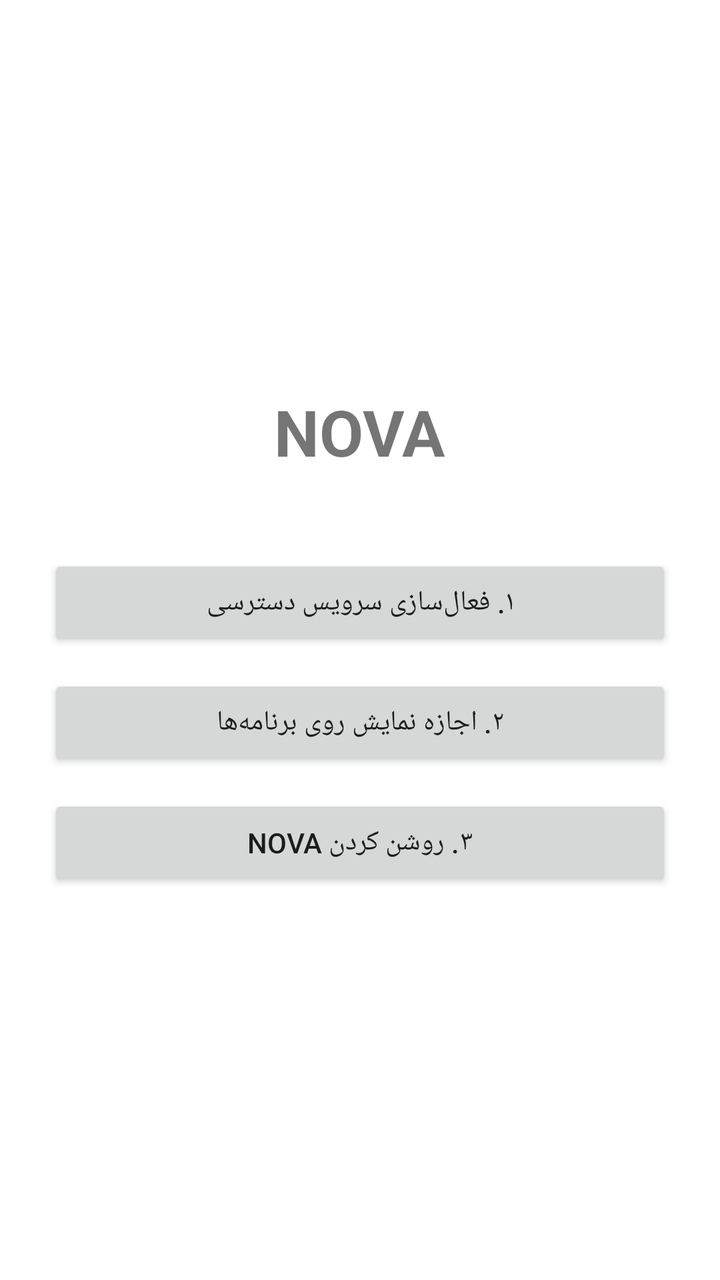
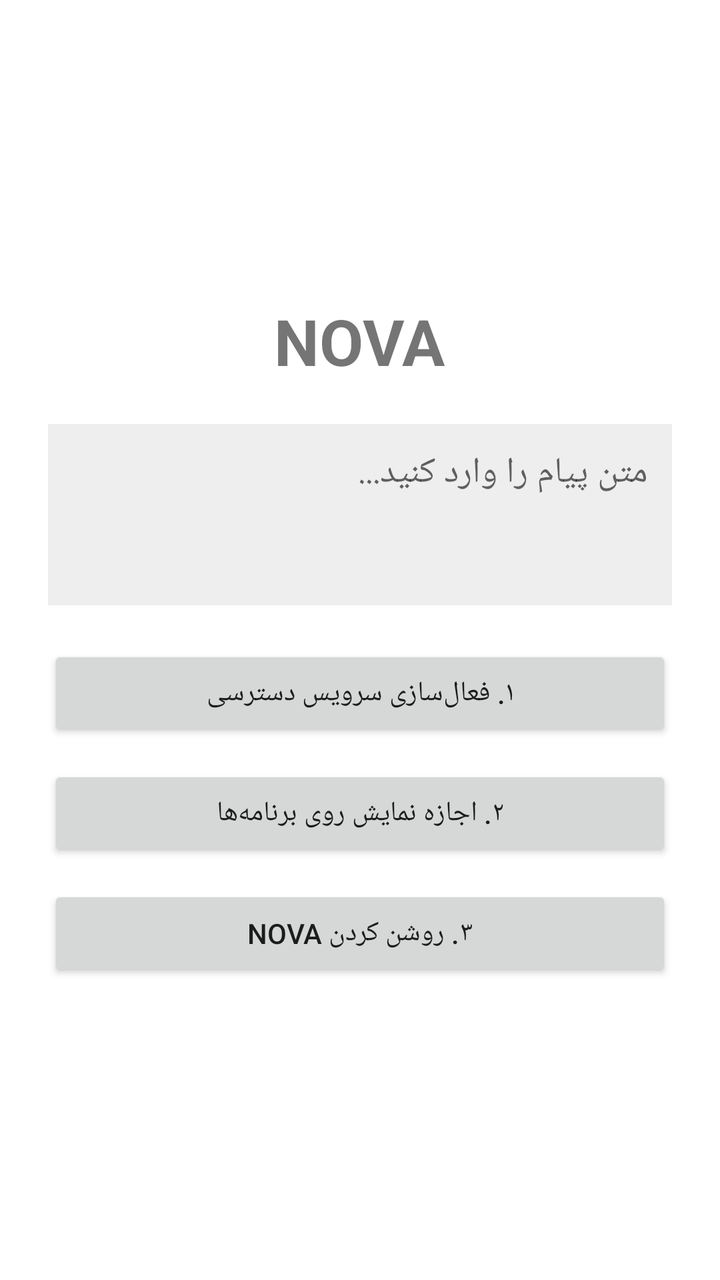

An Android layout rendered at two revisions. The XML below is the earlier revision; the diff shows what the commit changed to produce the second picture.
<!-- AndroidManifest.xml: application theme Theme.NOVA -->
<!-- res/layout/activity_main.xml -->
<?xml version="1.0" encoding="utf-8"?>
<LinearLayout xmlns:android="http://schemas.android.com/apk/res/android"
    android:layout_width="match_parent"
    android:layout_height="match_parent"
    android:orientation="vertical"
    android:gravity="center"
    android:padding="24dp">

    <TextView
        android:layout_width="wrap_content"
        android:layout_height="wrap_content"
        android:text="NOVA"
        android:textSize="32sp"
        android:textStyle="bold"
        android:layout_marginBottom="40dp" />

    <Button
        android:id="@+id/btnAccessibility"
        android:layout_width="match_parent"
        android:layout_height="wrap_content"
        android:text="۱. فعال‌سازی سرویس دسترسی" />

    <Button
        android:id="@+id/btnOverlay"
        android:layout_width="match_parent"
        android:layout_height="wrap_content"
        android:text="۲. اجازه نمایش روی برنامه‌ها"
        android:layout_marginTop="12dp" />

    <Button
        android:id="@+id/btnStart"
        android:layout_width="match_parent"
        android:layout_height="wrap_content"
        android:text="۳. روشن کردن NOVA"
        android:layout_marginTop="12dp" />

</LinearLayout>
<!-- resources referenced by this layout -->
<resources>
  <style name="Theme.NOVA" parent="Theme.MaterialComponents.DayNight.NoActionBar">
          <item name="colorPrimary">#6200EE</item>
          <item name="colorPrimaryVariant">#3700B3</item>
          <item name="colorOnPrimary">#FFFFFF</item>
      </style>
</resources>

<!-- the commit's change to res/layout/activity_main.xml (unified diff, before → after) -->
@@ -12,7 +12,19 @@
         android:text="NOVA"
         android:textSize="32sp"
         android:textStyle="bold"
-        android:layout_marginBottom="40dp" />
+        android:layout_marginBottom="20dp" />
+
+    <EditText
+        android:id="@+id/etMessage"
+        android:layout_width="match_parent"
+        android:layout_height="wrap_content"
+        android:hint="متن پیام را وارد کنید..."
+        android:minLines="3"
+        android:gravity="top|start"
+        android:inputType="textMultiLine"
+        android:background="#EEEEEE"
+        android:padding="12dp"
+        android:layout_marginBottom="20dp" />
 
     <Button
         android:id="@+id/btnAccessibility"
